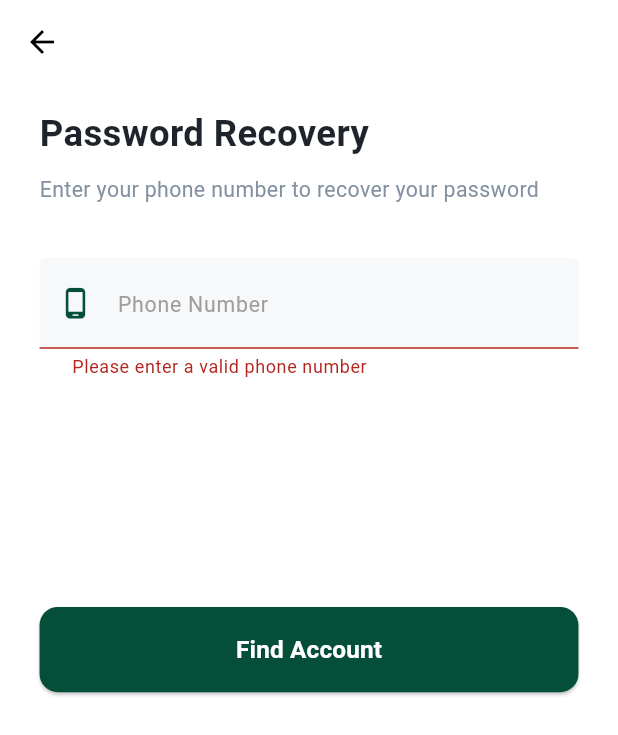
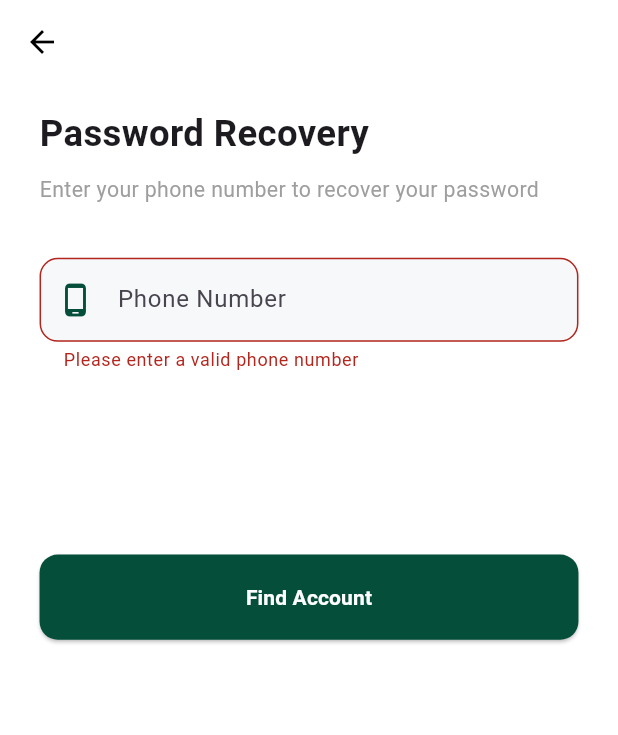
Before and after one commit to karonboshra-cloud/TransitWay, a Flutter app: the PasswordRecoveryScreen screen opened by its route, after a tap on "Find Account", on a phone screen of 412 x 824 dp. Shown: the top 735 px of the screen. Run offline on Flutter 3.47's test engine with Material 3 defaults, Android fonts, the phone set to English and light mode, and no system bars; our stand-ins replace flutter_bloc, flutter_screenutil, google_fonts, google_sign_in.

Commit message:
fix3: resolve conflicts and update phone recovery flow

```diff
--- a/lib/feature/forget_password/data/forget_password_web_services.dart
+++ b/lib/feature/forget_password/data/forget_password_web_services.dart
@@ -4,7 +4,7 @@ import 'package:http/http.dart' as http;
 class ForgetPasswordWebServices {
   final String baseUrl = "http://transit-way.runasp.net";
 
-  // 1. البحث عن الإيميل الحقيقي باستخدام رقم الموبايل
+  // البحث عن الإيميل الحقيقي باستخدام رقم الموبايل
   Future<String?> getEmailByPhone(String phone) async {
     try {
       final response = await http.post(
@@ -23,16 +23,19 @@ class ForgetPasswordWebServices {
     }
   }
 
-  // 2. دالة إخفاء الإيميل (أول حرف وآخر حرفين)
+  // دالة إخفاء الإيميل (تظهر أول حرف وآخر رقمين)
   String maskEmail(String email) {
     final parts = email.split('@');
     final name = parts[0];
     final domain = parts[1];
+
     if (name.length <= 3) return email;
+
+    // تأخذ أول حرف + نجوم + آخر رقمين
     return "${name[0]}${'*' * (name.length - 3)}${name.substring(name.length - 2)}@$domain";
   }
 
-  // 3. طلب إرسال الرمز (OTP) للإيميل
+  // طلب إرسال الرمز (OTP)
   Future<bool> requestReset(String email) async {
     try {
       final response = await http.post(
@@ -40,7 +43,6 @@ class ForgetPasswordWebServices {
         headers: {'Content-Type': 'application/json'},
         body: jsonEncode({'email': email}),
       );
-      // أحياناً السيرفر بيرجع 200 أو 201 في حالة النجاح
       return response.statusCode == 200 || response.statusCode == 201;
     } catch (e) {
       print("Error in requestReset: $e");
@@ -48,28 +50,21 @@ class ForgetPasswordWebServices {
     }
   }
 
-  // 4. التحقق من الرمز (OTP)
+  // التحقق من الرمز
   Future<bool> verifyOtp({required String email, required String otp}) async {
     try {
       final response = await http.post(
         Uri.parse('$baseUrl/api/Auth/verify-code'),
         headers: {'Content-Type': 'application/json'},
-        body: jsonEncode({
-          "code": otp,
-          "Email": email // تأكد من الـ Case (حرف E كبير) حسب متطلبات السيرفر
-        }),
+        body: jsonEncode({"code": otp, "Email": email}),
       );
-
-      // طباعة الـ Body عشان تعرف لو السيرفر باعت رسالة خطأ معينة
-      print("Verify OTP Response: ${response.body}");
       return response.statusCode == 200;
     } catch (e) {
-      print("Error in verifyOtp: $e");
       return false;
     }
   }
 
-  // 5. تعيين كلمة المرور الجديدة
+  // تعيين كلمة المرور الجديدة
   Future<bool> confirmReset(String email, String code, String newPassword) async {
     try {
       final response = await http.post(
@@ -83,7 +78,6 @@ class ForgetPasswordWebServices {
       );
       return response.statusCode == 200;
     } catch (e) {
-      print("Error in confirmReset: $e");
       return false;
     }
   }
--- a/lib/feature/forget_password/presentation/screens/recovery_screen.dart
+++ b/lib/feature/forget_password/presentation/screens/recovery_screen.dart
@@ -51,26 +51,23 @@ class _PasswordRecoveryScreenState extends State<PasswordRecoveryScreen> {
             crossAxisAlignment: CrossAxisAlignment.start,
             children: [
               SizedBox(height: 15.h),
-              Text("Password Recovery", style: TextStyle(fontSize: 24.sp, fontWeight: FontWeight.bold, color: const Color(0xFF1E232C))),
+              Text("Password Recovery", style: TextStyle(fontSize: 24.sp, fontWeight: FontWeight.bold)),
               SizedBox(height: 10.h),
-              Text("Enter your phone number to recover your password", style: TextStyle(fontSize: 14.sp, color: const Color(0xFF8391A1))),
+              Text("Enter your phone number to recover your password", style: TextStyle(fontSize: 14.sp, color: Colors.grey)),
               SizedBox(height: 35.h),
               TextFormField(
                 controller: _phoneController,
                 keyboardType: TextInputType.phone,
                 decoration: InputDecoration(
-                  contentPadding: EdgeInsets.symmetric(vertical: 18.h, horizontal: 16.w),
-                  prefixIcon: Icon(Icons.phone_android_outlined, color: const Color(0XFF054F3A), size: 22.sp),
+                  prefixIcon: Icon(Icons.phone_android_outlined, color: const Color(0XFF054F3A)),
                   hintText: "Phone Number",
-                  hintStyle: TextStyle(color: Colors.grey, fontSize: 14.sp),
                   filled: true,
                   fillColor: const Color(0xFFF7F8F9),
-                  enabledBorder: OutlineInputBorder(borderRadius: BorderRadius.circular(12.r), borderSide: const BorderSide(color: Color(0xFFE8ECF4))),
-                  focusedBorder: OutlineInputBorder(borderRadius: BorderRadius.circular(12.r), borderSide: const BorderSide(color: Color(0XFF054F3A), width: 1.5)),
+                  border: OutlineInputBorder(borderRadius: BorderRadius.circular(12.r)),
                 ),
                 validator: (v) => (v == null || v.isEmpty || v.length < 11) ? "Please enter a valid phone number" : null,
               ),
-              SizedBox(height: 150.h),
+              SizedBox(height: 120.h),
               SizedBox(
                 width: double.infinity,
                 height: 56.h,
@@ -80,7 +77,7 @@ class _PasswordRecoveryScreenState extends State<PasswordRecoveryScreen> {
                     if (_formKey.currentState!.validate()) {
                       setState(() => _isLoading = true);
 
-                      // مؤقتاً للتجربة (Skip API)
+                      // --- الجزء الخاص بالـ Skip مؤقتاً ---
                       await Future.delayed(const Duration(seconds: 1));
                       String? fakeEmail = "youssefmahmoud772@gmail.com";
 
@@ -88,17 +85,14 @@ class _PasswordRecoveryScreenState extends State<PasswordRecoveryScreen> {
 
                       if (fakeEmail != null && mounted) {
                         Navigator.push(context, MaterialPageRoute(builder: (_) => ConfirmEmailScreen(fullEmail: fakeEmail)));
-                      } else if (mounted) {
-                        _showSnackBar("Could not find account", true);
                       }
                     }
                   },
                   child: _isLoading
-                      ? SizedBox(width: 24.w, height: 24.w, child: const CircularProgressIndicator(color: Colors.white, strokeWidth: 2))
-                      : Text("Find Account", style: TextStyle(color: Colors.white, fontSize: 16.sp, fontWeight: FontWeight.bold)),
+                      ? const CircularProgressIndicator(color: Colors.white)
+                      : const Text("Find Account", style: TextStyle(color: Colors.white, fontWeight: FontWeight.bold)),
                 ),
               ),
-              SizedBox(height: 30.h),
             ],
           ),
         ),
```
